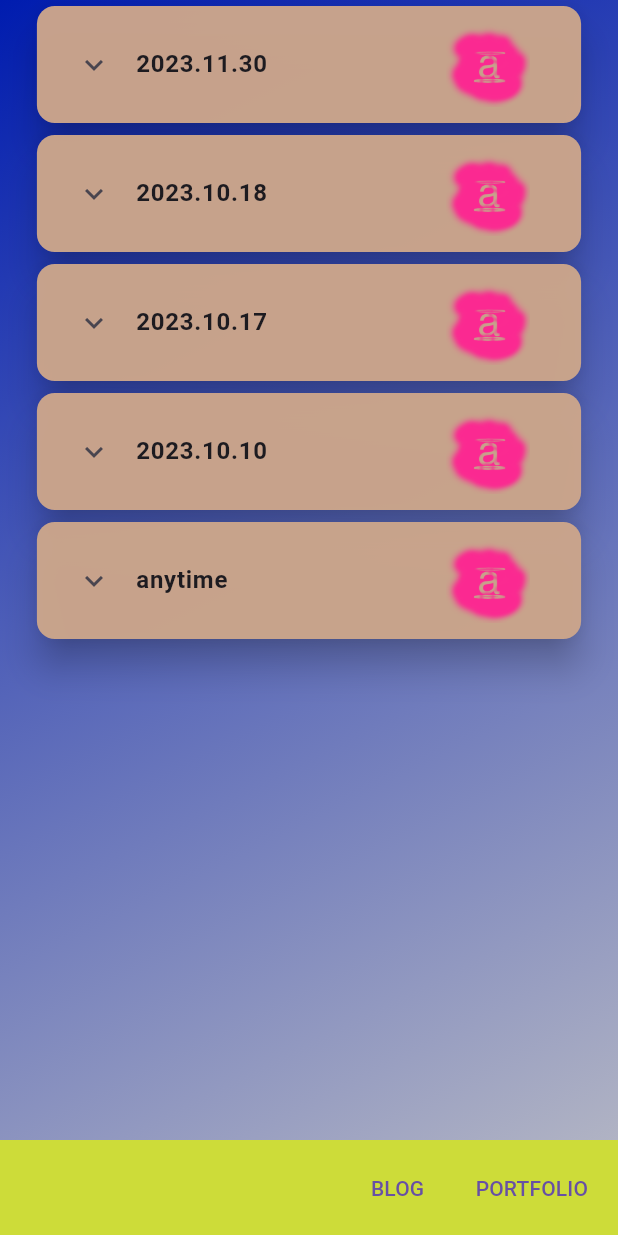
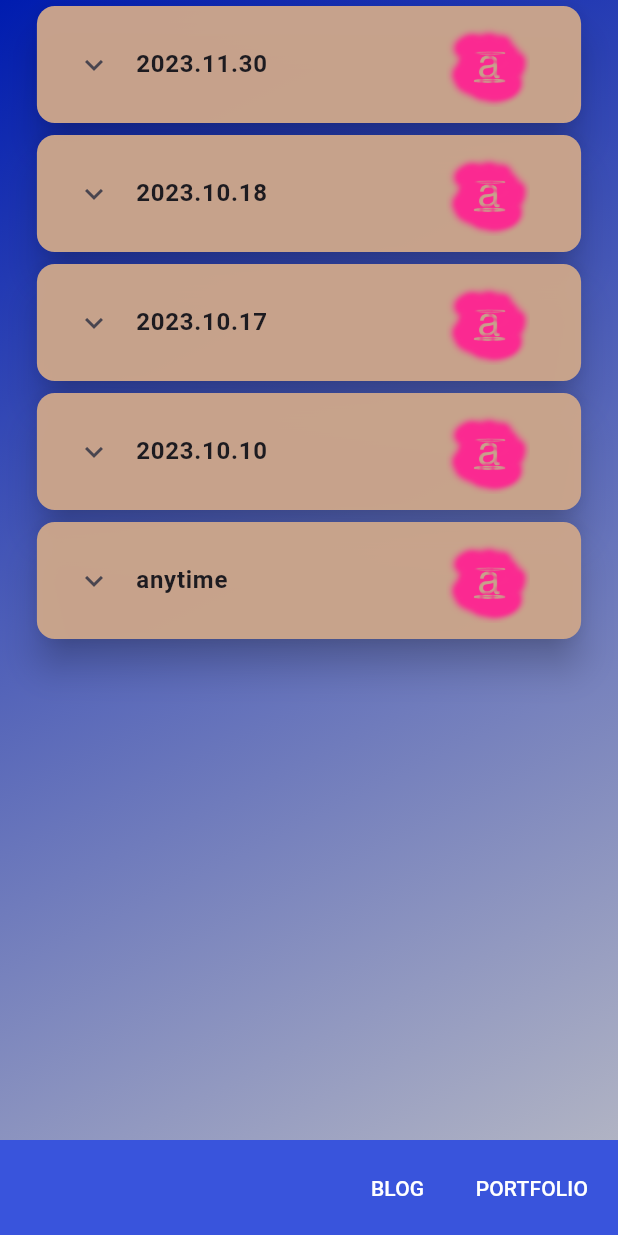
Before and after one commit to abbymachines/flutter-dev-portfolio, a Flutter app: the screen it shows after launch, after a tap on "BLOG", on a phone screen of 412 x 824 dp. Run offline on Flutter 3.47's test engine with Material 3 defaults, Android fonts, the phone set to English and light mode, and no system bars; our stand-ins replace flutter_markdown.

Commit message:
edit bottom bar color

```diff
--- a/lib/main.dart
+++ b/lib/main.dart
@@ -86,14 +86,22 @@ class _MyAppState extends State<MyApp> {
               _screenContent,
               // PetBox(Pet(creature: 'sproutling', dialogues: petDialogues)),
               Container(
-                decoration: BoxDecoration(color: Colors.lime),
+                decoration: BoxDecoration(
+                    color: const Color.fromARGB(255, 57, 84, 220)),
                 child: ButtonBar(
                   children: [
                     TextButton(
-                        onPressed: setBlogScreen, child: const Text('BLOG')),
+                      onPressed: setBlogScreen,
+                      child: const Text('BLOG',
+                          style: TextStyle(color: Colors.white)),
+                    ),
                     TextButton(
-                        onPressed: setPortfolioScreen,
-                        child: const Text('PORTFOLIO'))
+                      onPressed: setPortfolioScreen,
+                      child: const Text(
+                        'PORTFOLIO',
+                        style: TextStyle(color: Colors.white),
+                      ),
+                    ),
                   ],
                 ),
               ),
```
